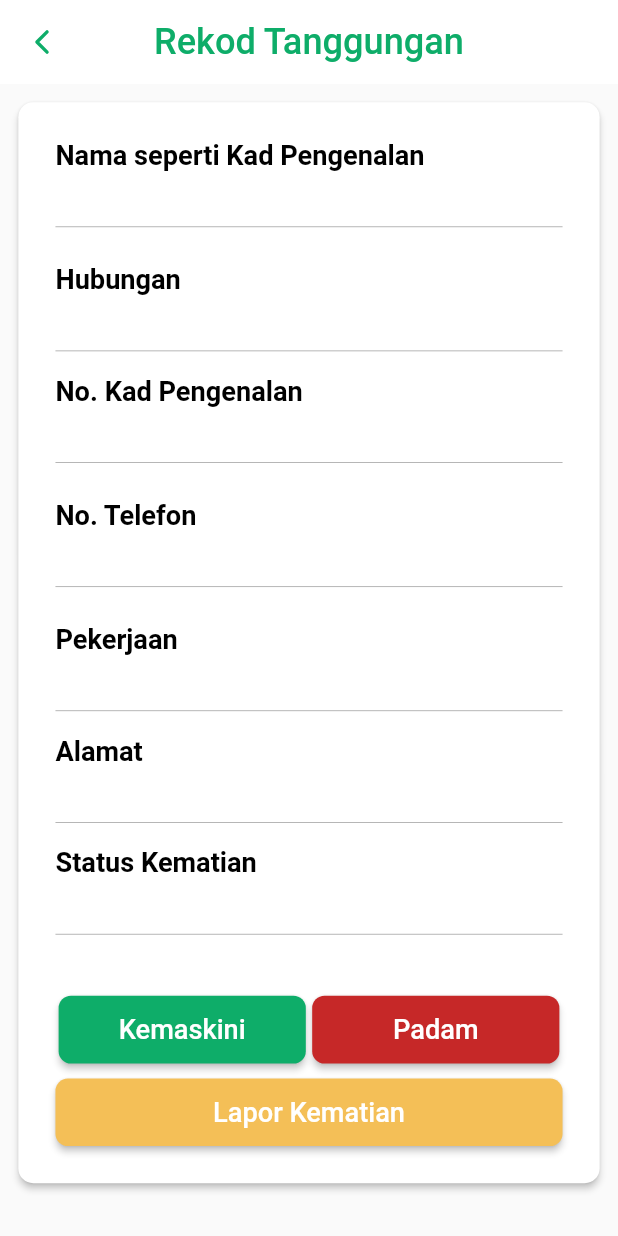
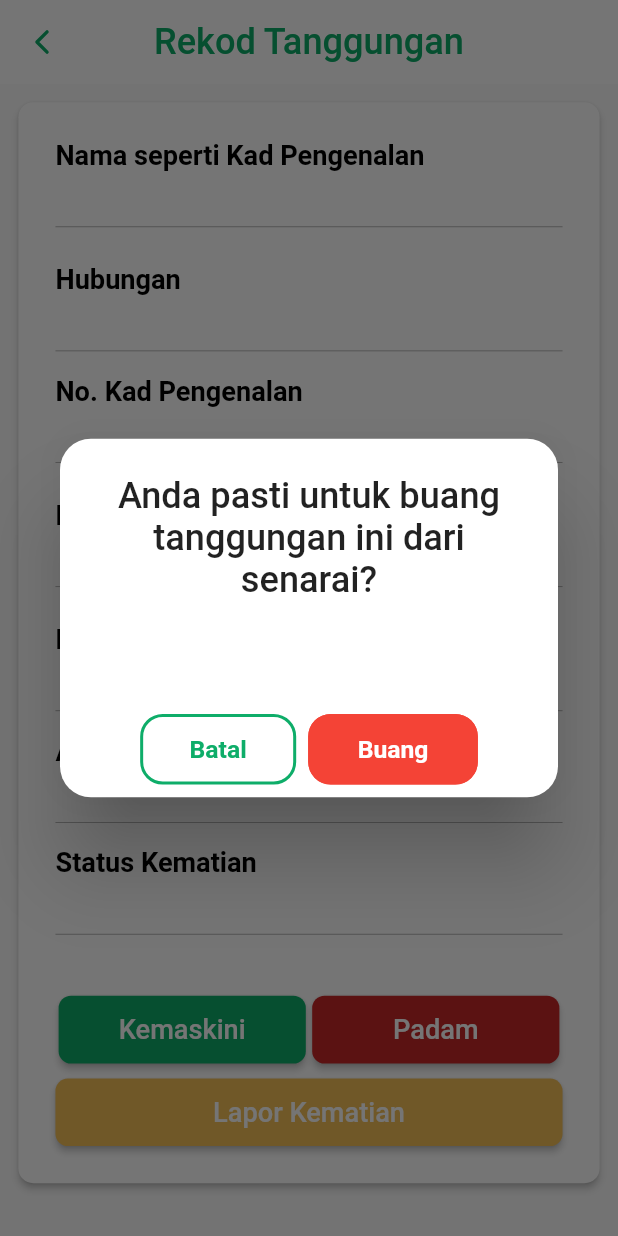
Before and after one commit to Addin15/my_khairat, a Flutter app: the ViewDependent screen opened directly with empty values, after a tap on "Padam", on a phone screen of 412 x 824 dp. Run offline on Flutter 3.47's test engine with Material 2 defaults, Android fonts, the phone set to English and light mode, and no system bars; our stand-ins replace carousel_slider, flutter_secure_storage, flutter_spinkit, google_fonts, hive, hive_flutter and 3 more; accounts and stored records are empty; network calls fail; Roboto replaces fonts that are missing (Ubuntu).

Commit message:
edit and delete dependent

```diff
--- a/lib/pages/dependent/view_dependent.dart
+++ b/lib/pages/dependent/view_dependent.dart
@@ -9,10 +9,12 @@ import 'package:my_khairat/pages/dependent/dependent.dart';
 import 'package:my_khairat/pages/dependent/report_death.dart';
 import 'package:my_khairat/pages/dependent/update_dependent.dart';
 import 'package:my_khairat/pages/dependent/view_dead_dependent.dart';
+import 'package:my_khairat/pages/nav2.dart';
 import 'package:my_khairat/styles/app_color.dart';
 import 'package:my_khairat/DAO/user_dao.dart';
 import 'package:my_khairat/styles/custom_text_button.dart';
 import 'package:sizer/sizer.dart';
+import 'package:ionicons/ionicons.dart';
 
 class ViewDependent extends StatefulWidget {
   const ViewDependent(
@@ -26,11 +28,65 @@ class ViewDependent extends StatefulWidget {
   State<ViewDependent> createState() => _ViewDependentState();
 }
 
+confirmDeletePopup({
+  required BuildContext context,
+  required String title,
+  required Widget content,
+}) {
+  return AlertDialog(
+    shape: RoundedRectangleBorder(
+      borderRadius: BorderRadius.circular(15.sp),
+    ),
+    alignment: Alignment.center,
+    title: Text(
+      title,
+      textAlign: TextAlign.center,
+    ),
+    content: content,
+    actionsAlignment: MainAxisAlignment.center,
+    actions: [
+      customTextButton(
+        label: 'Batal',
+        labelColor: AppColor.primary,
+        backgroundColor: Colors.white,
+        onPressed: () => Navigator.pop(context, false),
+      ),
+      customTextButton(
+        label: 'Buang',
+        backgroundColor: Colors.red,
+        borderColor: Colors.red,
+        onPressed: () => Navigator.pop(context, true),
+      ),
+    ],
+  );
+}
+
+// Custom app bar
+customAppBar2({
+  required BuildContext context,
+  required Widget title,
+}) =>
+    AppBar(
+      leading: IconButton(
+        icon: Icon(
+          Ionicons.chevron_back,
+          color: AppColor.primary,
+        ),
+        onPressed: () => Navigator.of(context).pushReplacement(
+            MaterialPageRoute(builder: (context) => Nav2())),
+      ),
+      title: title,
+      elevation: 0.0,
+      backgroundColor: Colors.white,
+      centerTitle: true,
+    );
+
+
 class _ViewDependentState extends State<ViewDependent> {
   @override
   Widget build(BuildContext context) {
     return Scaffold(
-      appBar: customAppBar(
+      appBar: customAppBar2(
         context: context,
         title: Text(
           'Rekod Tanggungan',
@@ -220,7 +276,9 @@ class _ViewDependentState extends State<ViewDependent> {
                                         context,
                                         MaterialPageRoute(
                                           builder: (context) =>
-                                              UpdateDependent(),
+                                              UpdateDependent(
+                                                  dependentDAO: widget.dependentDAO,
+                                                  dependent: widget.dependent),
                                         ));
                                   },
                                   child: Text("Kemaskini"),
@@ -230,7 +288,7 @@ class _ViewDependentState extends State<ViewDependent> {
                                     shape: MaterialStateProperty.all(
                                       RoundedRectangleBorder(
                                           borderRadius:
-                                              BorderRadius.circular(1.h)),
+                                          BorderRadius.circular(1.h)),
                                     ),
                                   ),
                                 ),
@@ -242,7 +300,27 @@ class _ViewDependentState extends State<ViewDependent> {
                                 height: 5.5.h, //height of button
                                 width: 20.h, //width of button
                                 child: ElevatedButton(
-                                  onPressed: () {},
+                                  onPressed: () async {
+                                    dynamic res = await showDialog(
+                                      context: context,
+                                      builder: (context) => confirmDeletePopup(
+                                        context: context,
+                                        title: 'Anda pasti untuk buang tanggungan ini dari senarai?',
+                                        content: Text(
+                                          widget.dependent.dependent_name!,
+                                          textAlign: TextAlign.center,
+                                        ),
+                                      ),
+                                    );
+
+                                    if (res != null) {
+                                      if (res) {
+                                        await widget.dependentDAO.deleteDependent(widget.dependent);
+                                        Navigator.of(context).push(
+                                            MaterialPageRoute(builder: (context) => Nav2()));
+                                      }
+                                    }
+                                  },
                                   child: Text("Padam"),
                                   style: ButtonStyle(
                                     backgroundColor: MaterialStateProperty.all(
@@ -250,7 +328,7 @@ class _ViewDependentState extends State<ViewDependent> {
                                     shape: MaterialStateProperty.all(
                                       RoundedRectangleBorder(
                                           borderRadius:
-                                              BorderRadius.circular(1.h)),
+                                          BorderRadius.circular(1.h)),
                                     ),
                                   ),
                                 ),
```
Also changed, not shown: lib/pages/dependent/dependent.dart (+22 -29 lines), lib/pages/dependent/update_dependent.dart (+50 -14 lines), lib/pages/dependent/view_dead_dependent.dart (+4 -4 lines), lib/pages/nav2.dart (added, +112 -0 lines).
